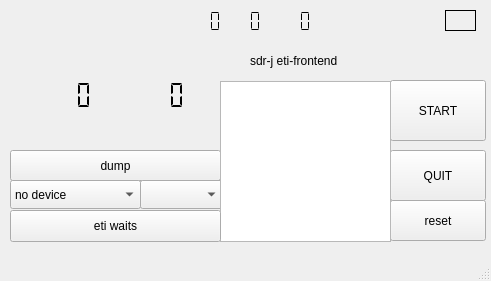
This is eti-frontend/gui.ui in JvanKatwijk/eti-stuff as Qt 5 draws it before an edit. The edited form follows.
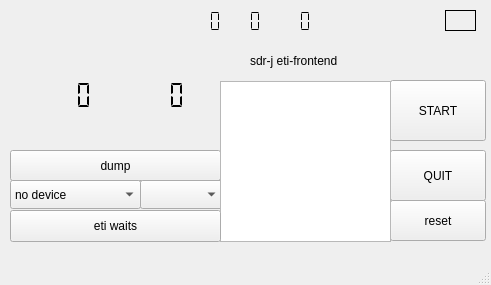
This is the edited form.

The edit to the form file:
```diff
--- a/eti-frontend/gui.ui
+++ b/eti-frontend/gui.ui
@@ -7,7 +7,7 @@
     <x>0</x>
     <y>0</y>
     <width>491</width>
-    <height>281</height>
+    <height>285</height>
    </rect>
   </property>
   <property name="windowTitle">
```
